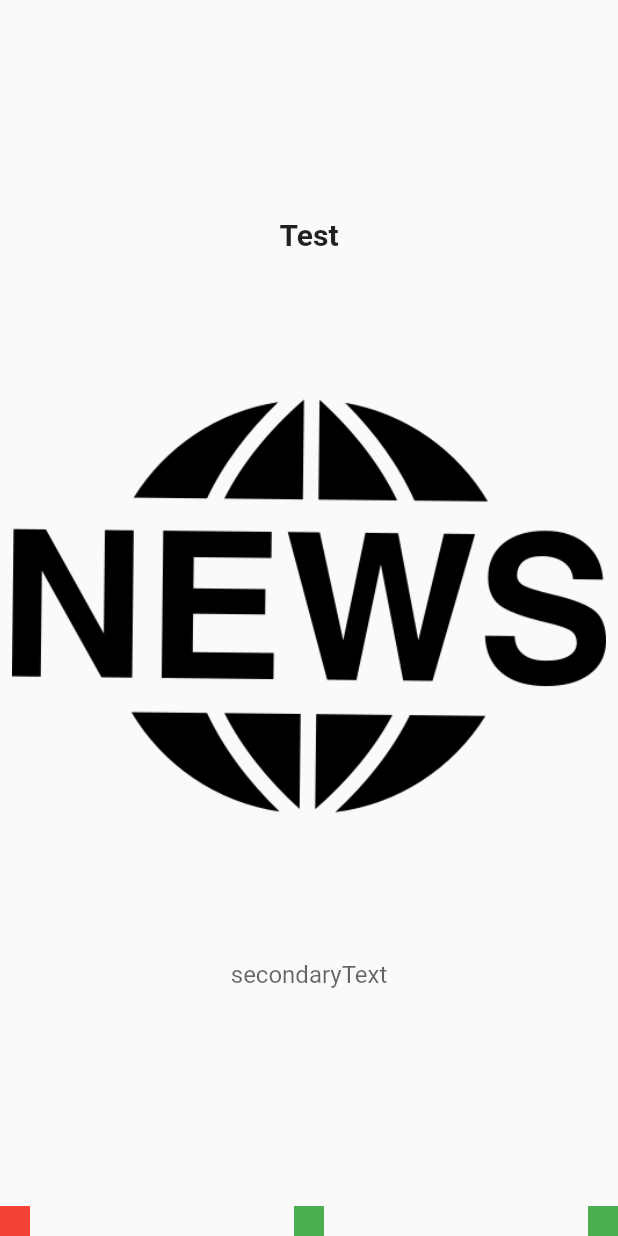
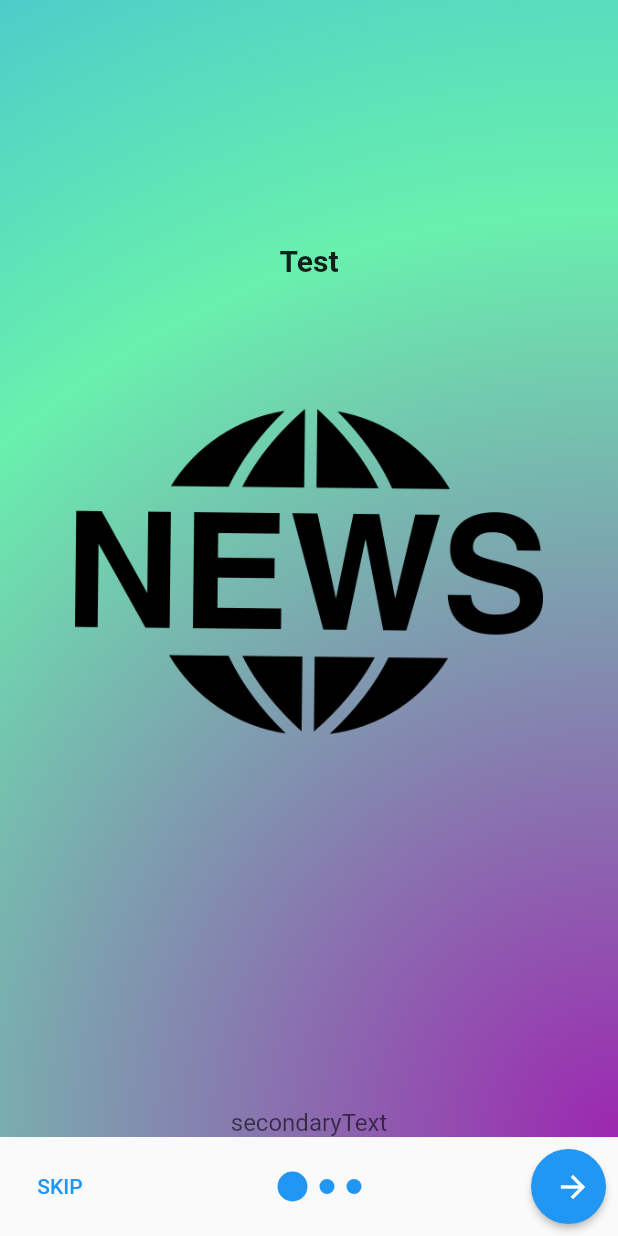
Before and after one commit to dexterTalha/news_app, a Flutter app: the IntroductionScreen screen opened directly, on a phone screen of 412 x 824 dp. Run offline on Flutter 3.47's test engine with Material 2 defaults, Android fonts, the phone set to English and light mode, and no system bars; our stand-ins replace firebase_auth, firebase_core; missing offline and left inert: animation_wrappers; accounts and stored records are empty.

```diff
--- a/lib/components/walkthrough_component.dart
+++ b/lib/components/walkthrough_component.dart
@@ -13,16 +13,20 @@ class WalkThroughComponent extends StatelessWidget {
     return Column(
       mainAxisAlignment: MainAxisAlignment.center,
       children: [
+        const Spacer(),
         Text(
           text,
           style: const TextStyle(fontSize: 20, fontWeight: FontWeight.bold),
         ),
         const SizedBox(height: 30),
         Padding(
-          padding: const EdgeInsets.all(8.0),
-          child: Image.asset(asset),
+          padding: const EdgeInsets.only(top: 10, bottom: 10, right: 50, left: 50),
+          child: Image.asset(
+            asset,
+          ),
         ),
         const SizedBox(height: 30),
+        const Spacer(),
         TextComp(text: secondaryText)
       ],
     );
--- a/lib/main.dart
+++ b/lib/main.dart
@@ -23,7 +23,7 @@ class MyApp extends StatelessWidget {
   Widget build(BuildContext context) {
     return const MaterialApp(
       debugShowCheckedModeBanner: false,
-      home: IntroductionScreen(),
+      home: SplashScreen(),
     );
   }
 }
--- a/lib/screens/introduction_screen.dart
+++ b/lib/screens/introduction_screen.dart
@@ -9,7 +9,7 @@ class IntroductionScreen extends StatefulWidget {
 }
 
 class _IntroductionScreenState extends State<IntroductionScreen> {
-  final list = [
+  final list = const [
     WalkThroughComponent(text: "Test", asset: "assets/logo.png", secondaryText: "secondaryText"), //0
     WalkThroughComponent(text: "Test2", asset: "assets/logo.png", secondaryText: "secondaryText2"), //1
     WalkThroughComponent(text: "Test3", asset: "assets/logo.png", secondaryText: "secondaryText3"), //2
@@ -17,21 +17,83 @@ class _IntroductionScreenState extends State<IntroductionScreen> {
 
   int selectedIndex = 0;
 
+  final PageController _pageController = PageController(initialPage: 0);
+
   @override
   Widget build(BuildContext context) {
     return Scaffold(
-      bottomNavigationBar: indicator(),
+      // backgroundColor: Colors.transparent,
+      bottomNavigationBar: Container(
+        // decoration: const BoxDecoration(
+        //   gradient: LinearGradient(
+        //     begin: Alignment.topLeft,
+        //     end: Alignment.bottomRight,
+        //     colors: [Colors.purple, Colors.greenAccent, Colors.blue],
+        //   ),
+        // ),
+        child: Row(
+          mainAxisAlignment: MainAxisAlignment.spaceBetween,
+          children: [
+            Padding(
+              padding: const EdgeInsets.all(8.0),
+              child: TextButton(onPressed: () {}, child: Text("SKIP")),
+            ),
+            indicator(),
+            Padding(
+              padding: const EdgeInsets.all(8.0),
+              child: Container(
+                height: 50,
+                width: 50,
+                child: ElevatedButton(
+                  onPressed: () {
+                    if (selectedIndex == list.length - 1) {
+                      //new page
+                    } else {
+                      selectedIndex++;
+                      _pageController.animateToPage(
+                        selectedIndex,
+                        duration: const Duration(milliseconds: 300),
+                        curve: Curves.easeIn,
+                      );
+                      setState(() {});
+                    }
+                  },
+                  style: ElevatedButton.styleFrom(
+                    shape: RoundedRectangleBorder(
+                      borderRadius: BorderRadius.circular(100),
+                    ),
+                  ),
+                  child: Center(
+                    child: Icon(
+                      selectedIndex == list.length - 1 ? Icons.check : Icons.arrow_forward,
+                    ),
+                  ),
+                ),
+              ),
+            ),
+          ],
+        ),
+      ),
       body: Container(
         height: double.maxFinite,
         width: double.maxFinite,
+        decoration: const BoxDecoration(
+          gradient: RadialGradient(
+            radius: 3,
+            center: Alignment.bottomRight,
+            // begin: Alignment.topLeft,
+            // end: Alignment.bottomRight,
+            colors: [Colors.purple, Colors.greenAccent, Colors.blue],
+          ),
+        ),
         child: PageView(
-          children: list,
-          // scrollDirection: Axis.vertical,
+          controller: _pageController,
           onPageChanged: (index) {
             print(index);
             selectedIndex = index;
             setState(() {});
           },
+          children: list,
         ),
       ),
     );
@@ -40,13 +102,23 @@ class _IntroductionScreenState extends State<IntroductionScreen> {
   Widget indicator() {
     return Row(
       mainAxisAlignment: MainAxisAlignment.spaceBetween,
-      children: List.generate(list.length, (index) {
-        return Container(
-          height: 20,
-          width: 20,
-          color: selectedIndex == index ? Colors.red : Colors.green,
-        );
-      }),
+      children: List.generate(
+        list.length,
+        (index) {
+          return Padding(
+            padding: const EdgeInsets.all(4.0),
+            child: AnimatedContainer(
+              duration: const Duration(milliseconds: 300),
+              height: selectedIndex == index ? 20 : 10,
+              width: selectedIndex == index ? 20 : 10,
+              decoration: BoxDecoration(
+                borderRadius: BorderRadius.circular(25),
+                color: Colors.blue,
+              ),
+            ),
+          );
+        },
+      ),
     );
   }
 }
```
